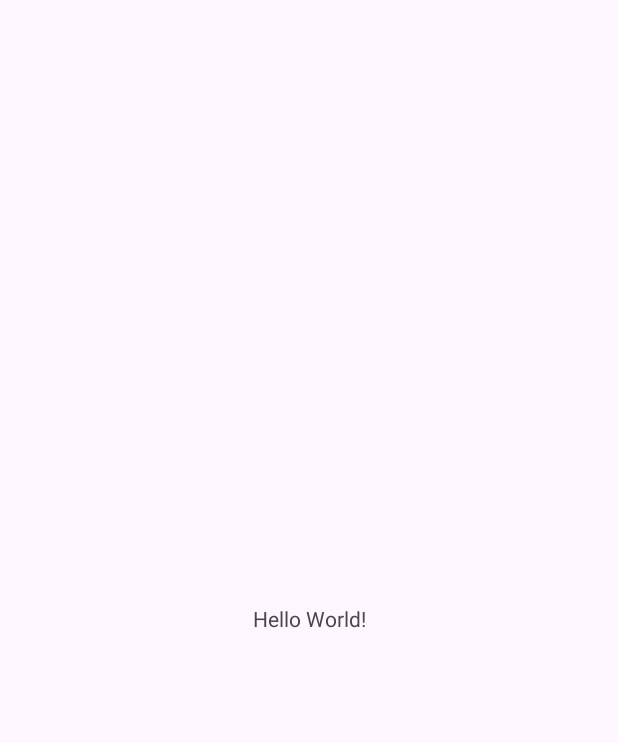
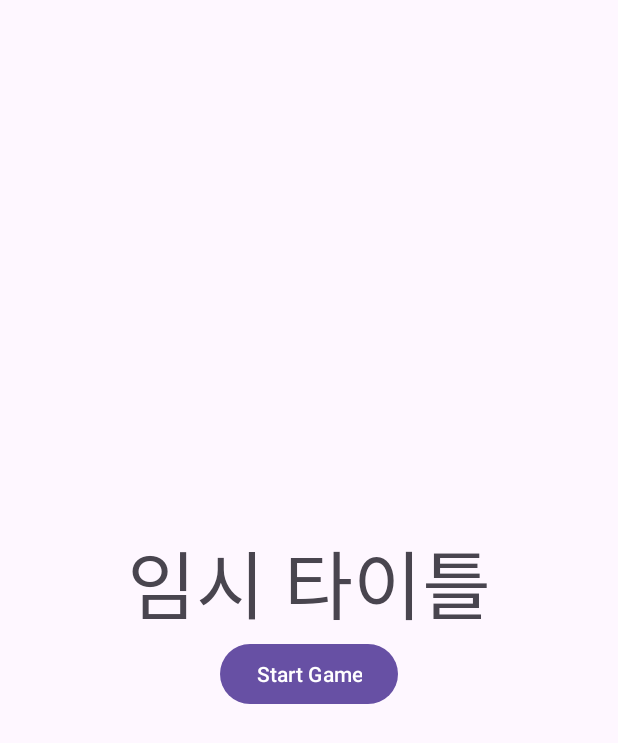
Before and after one commit to dennis-1215/spgp_term_project, an Android app: the screen it shows after launch (MainActivity), on a phone screen of 412 x 824 dp. Before the commit the part shown is almost empty. Shown: the top 743 px of the screen. Run offline under Robolectric (Android 15) with nearby library versions, the phone set to English and light mode, and no system bars.

Commit message:
임시 타이틀 화면 구성

```diff
--- a/app/src/main/res/layout/activity_main.xml
+++ b/app/src/main/res/layout/activity_main.xml
@@ -7,13 +7,28 @@
     android:layout_height="match_parent"
     tools:context=".MainActivity">
 
-    <TextView
+    <LinearLayout
         android:layout_width="wrap_content"
         android:layout_height="wrap_content"
-        android:text="Hello World!"
+        android:orientation="vertical"
+        android:gravity="center"
         app:layout_constraintBottom_toBottomOf="parent"
         app:layout_constraintEnd_toEndOf="parent"
         app:layout_constraintStart_toStartOf="parent"
-        app:layout_constraintTop_toTopOf="parent" />
+        app:layout_constraintTop_toTopOf="parent"
+        >
+        <TextView
+            android:layout_width="wrap_content"
+            android:layout_height="wrap_content"
+            android:text="임시 타이틀"
+            android:textSize="50sp"
+            />
+        <Button
+            android:layout_width="wrap_content"
+            android:layout_height="wrap_content"
+            android:text="Start Game"
+            android:onClick="onBtnStartGame"
+            />
+    </LinearLayout>
 
 </androidx.constraintlayout.widget.ConstraintLayout>
```
